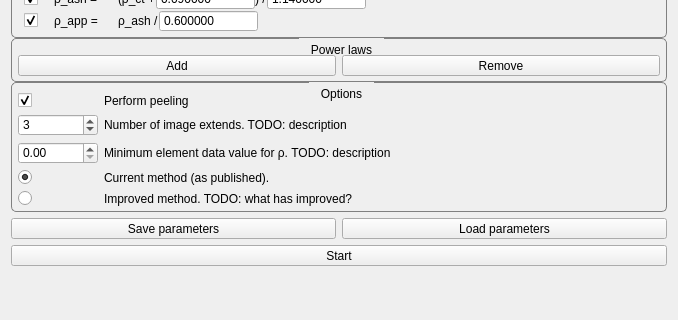
The window that Plugins/ch.zhaw.materialmapping/src/internal/MaterialMappingViewControls.ui (araex/mitk-gem) describes before a commit, drawn with Qt 5; both pictures show x 0 to 678 and y 440 to 760 of the 678 by 1054 pixel window.
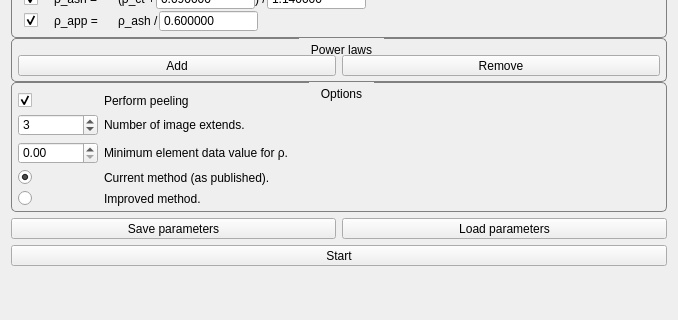
The same window after the commit. Custom widgets are drawn as their Qt base class.

Commit message: removed TODOs from gui

```diff
--- a/Plugins/ch.zhaw.materialmapping/src/internal/MaterialMappingViewControls.ui
+++ b/Plugins/ch.zhaw.materialmapping/src/internal/MaterialMappingViewControls.ui
@@ -1168,7 +1168,7 @@
               <item row="4" column="1">
                <widget class="QLabel" name="label_3">
                 <property name="text">
-                 <string>Minimum element data value for ρ. TODO: description</string>
+                 <string>Minimum element data value for ρ.</string>
                 </property>
                 <property name="wordWrap">
                  <bool>true</bool>
@@ -1178,7 +1178,7 @@
               <item row="3" column="1">
                <widget class="QLabel" name="label">
                 <property name="text">
-                 <string>Number of image extends. TODO: description</string>
+                 <string>Number of image extends.</string>
                 </property>
                 <property name="wordWrap">
                  <bool>true</bool>
@@ -1249,7 +1249,7 @@
               <item row="6" column="1">
                <widget class="QLabel" name="label_17">
                 <property name="text">
-                 <string>Improved method. TODO: what has improved?</string>
+                 <string>Improved method.</string>
                 </property>
                </widget>
               </item>
```
